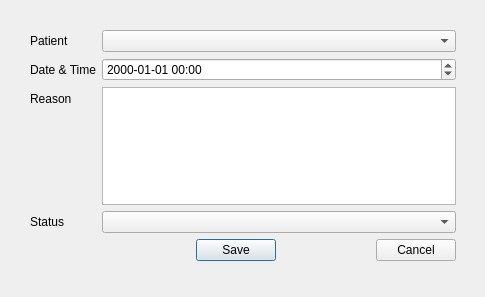
Qt form editappointmentwindow.ui (gedamial/Dentiny) before a commit.
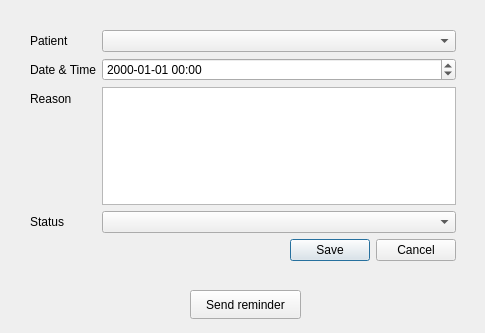
The same form after that commit.

Commit message: Add new report (UI only). Set password. Added Authentication window to be shown before opening sensitive windows such as 'Set password' and 'Add new report' windows. Refactored DAO operations by wrapping them inside a general Model class, which is used by all the other Controller classes.

The edit to the form file:
```diff
--- a/editappointmentwindow.ui
+++ b/editappointmentwindow.ui
@@ -7,7 +7,7 @@
     <x>0</x>
     <y>0</y>
     <width>485</width>
-    <height>297</height>
+    <height>333</height>
    </rect>
   </property>
   <property name="windowTitle">
@@ -79,19 +79,6 @@
         </property>
        </widget>
       </item>
-      <item>
-       <spacer name="horizontalSpacer_2">
-        <property name="orientation">
-         <enum>Qt::Orientation::Horizontal</enum>
-        </property>
-        <property name="sizeHint" stdset="0">
-         <size>
-          <width>40</width>
-          <height>20</height>
-         </size>
-        </property>
-       </spacer>
-      </item>
       <item>
        <widget class="QPushButton" name="btnCancel">
         <property name="text">
@@ -117,6 +104,19 @@
     </item>
    </layout>
   </widget>
+  <widget class="QPushButton" name="btnReminder">
+   <property name="geometry">
+    <rect>
+     <x>190</x>
+     <y>290</y>
+     <width>111</width>
+     <height>29</height>
+    </rect>
+   </property>
+   <property name="text">
+    <string>Send reminder</string>
+   </property>
+  </widget>
  </widget>
  <resources/>
  <connections/>
```
Left out of the diff: 6 changed lines with no effect on the pictures. The commit also changes 32 other files.
